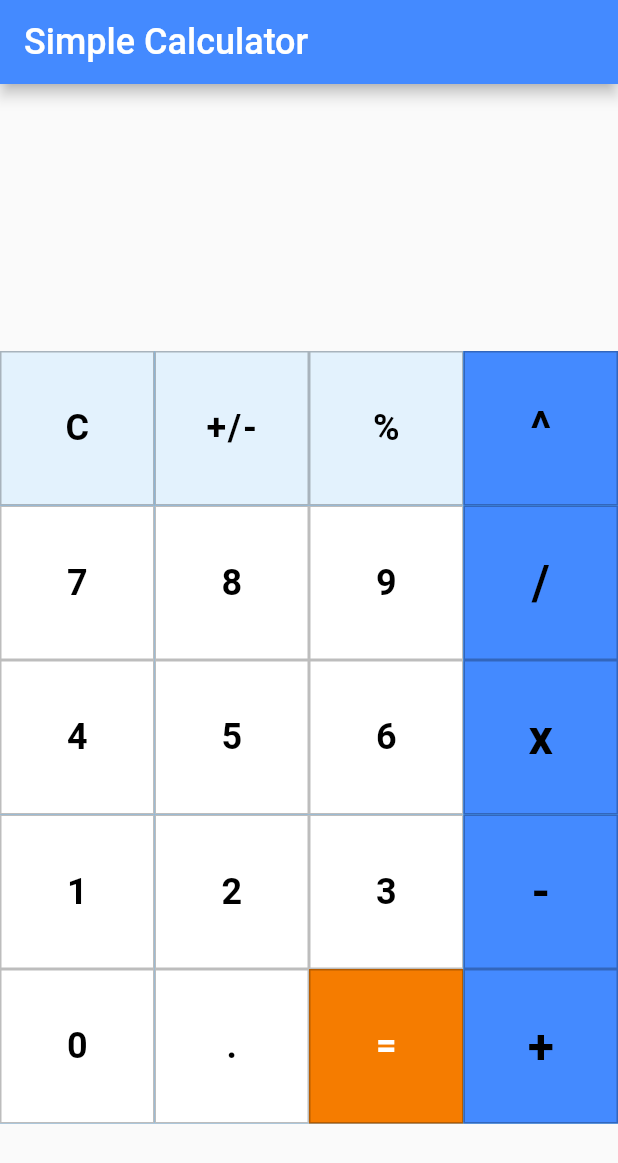
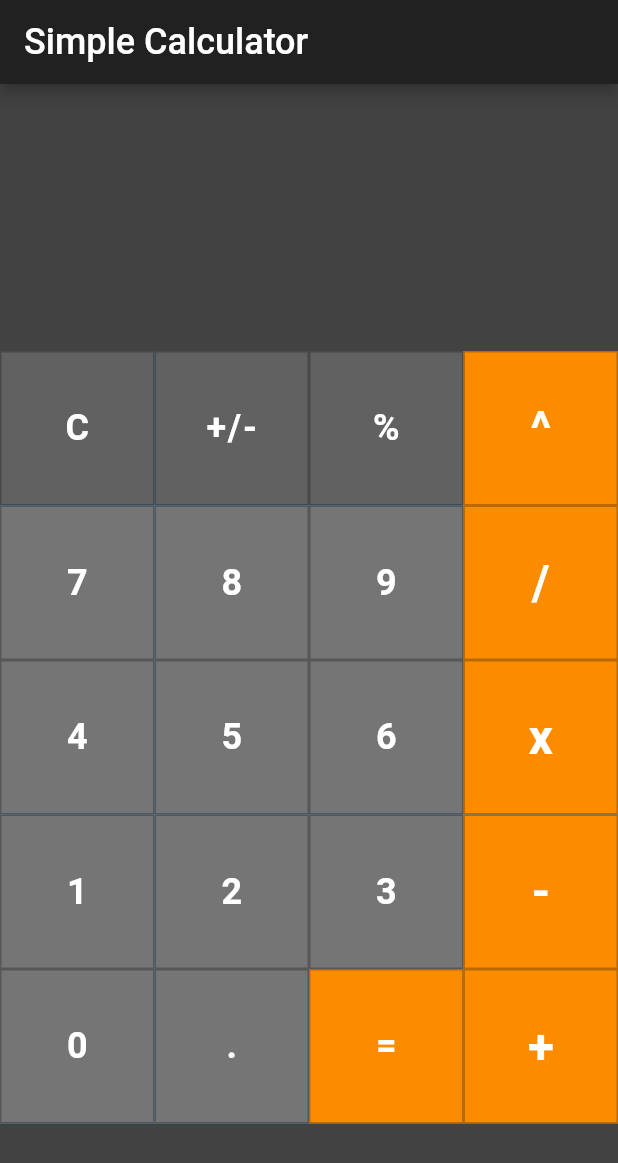
Before and after one commit to kwe92/Calculator-App-Flutter, a Flutter app: the screen it shows after launch, on a phone screen of 412 x 824 dp. Shown: the top 1163 px of the screen. Run offline on Flutter 3.47's test engine with Material 2 defaults, Android fonts, the phone set to English and light mode, and no system bars; our stand-ins replace math_expressions.

Commit message:
Update
Changed app colors

```diff
--- a/lib/src/features/calculator_page/calculator_screen.dart
+++ b/lib/src/features/calculator_page/calculator_screen.dart
@@ -30,8 +30,9 @@ class _CalculatorScreenState extends State<CalculatorScreen> {
   Widget build(BuildContext context) {
     return SafeArea(
       child: Scaffold(
+        backgroundColor: Colors.grey[800],
         appBar: AppBar(
-          backgroundColor: Colors.blueAccent,
+          backgroundColor: Colors.grey[900],
           title: const Text(
             'Simple Calculator',
             style: TextStyle(
@@ -48,8 +49,9 @@ class _CalculatorScreenState extends State<CalculatorScreen> {
                   alignment: Alignment.centerRight,
                   child: Text(
                     userInputString,
-                    style:
-                        const TextStyle(fontSize: Sizes.p24) //TODO: Text Style
+                    style: const TextStyle(
+                        fontSize: Sizes.p24,
+                        color: Colors.white) //TODO: Text Style
                     ,
                   ),
                 ),
@@ -60,7 +62,8 @@ class _CalculatorScreenState extends State<CalculatorScreen> {
                     //answer,
                     userInput,
                     style: const TextStyle(
-                        fontSize: Sizes.p32), // may need to be smaller
+                        fontSize: Sizes.p32,
+                        color: Colors.white), // may need to be smaller
                   ),
                 )
               ],
@@ -84,8 +87,8 @@ class _CalculatorScreenState extends State<CalculatorScreen> {
                         });
                       },
                       buttonText: buttons[index],
-                      color: Colors.blue[50],
-                      textColor: Colors.black,
+                      color: Colors.grey[700],
+                      textColor: Colors.white,
                       fontSize: Sizes.p24,
                     );
                   } else if (index == ButtonValue.clear && clearState == true) {
@@ -99,8 +102,8 @@ class _CalculatorScreenState extends State<CalculatorScreen> {
                         });
                       },
                       buttonText: 'A/C',
-                      color: Colors.blue[50],
-                      textColor: Colors.black,
+                      color: Colors.grey[700],
+                      textColor: Colors.white,
                       fontSize: Sizes.p24,
                     );
                   }
@@ -119,8 +122,8 @@ class _CalculatorScreenState extends State<CalculatorScreen> {
                         });
                       },
                       buttonText: buttons[index],
-                      color: Colors.blue[50],
-                      textColor: Colors.black,
+                      color: Colors.grey[700],
+                      textColor: Colors.white,
                       fontSize: Sizes.p24,
                     );
                   }
@@ -136,8 +139,8 @@ class _CalculatorScreenState extends State<CalculatorScreen> {
                         });
                       },
                       buttonText: buttons[index],
-                      color: Colors.blue[50],
-                      textColor: Colors.black,
+                      color: Colors.grey[700],
+                      textColor: Colors.white,
                       fontSize: Sizes.p24,
                     );
                   }
@@ -164,7 +167,7 @@ class _CalculatorScreenState extends State<CalculatorScreen> {
                         });
                       },
                       buttonText: buttons[index],
-                      color: Colors.orange[700],
+                      color: Colors.orange[600],
                       textColor: Colors.white,
                       fontSize: Sizes.p24,
                     );
@@ -209,8 +212,8 @@ class _CalculatorScreenState extends State<CalculatorScreen> {
                         });
                       },
                       buttonText: buttons[index],
-                      color: Colors.blueAccent,
-                      textColor: Colors.black,
+                      color: Colors.orange[600],
+                      textColor: Colors.white,
                       fontSize: Sizes.p32,
                     );
                   }
@@ -225,8 +228,8 @@ class _CalculatorScreenState extends State<CalculatorScreen> {
                         });
                       },
                       buttonText: buttons[index],
-                      color: Colors.white,
-                      textColor: Colors.black,
+                      color: Colors.grey[600],
+                      textColor: Colors.white,
                       fontSize: Sizes.p24,
                     );
                   }
```
